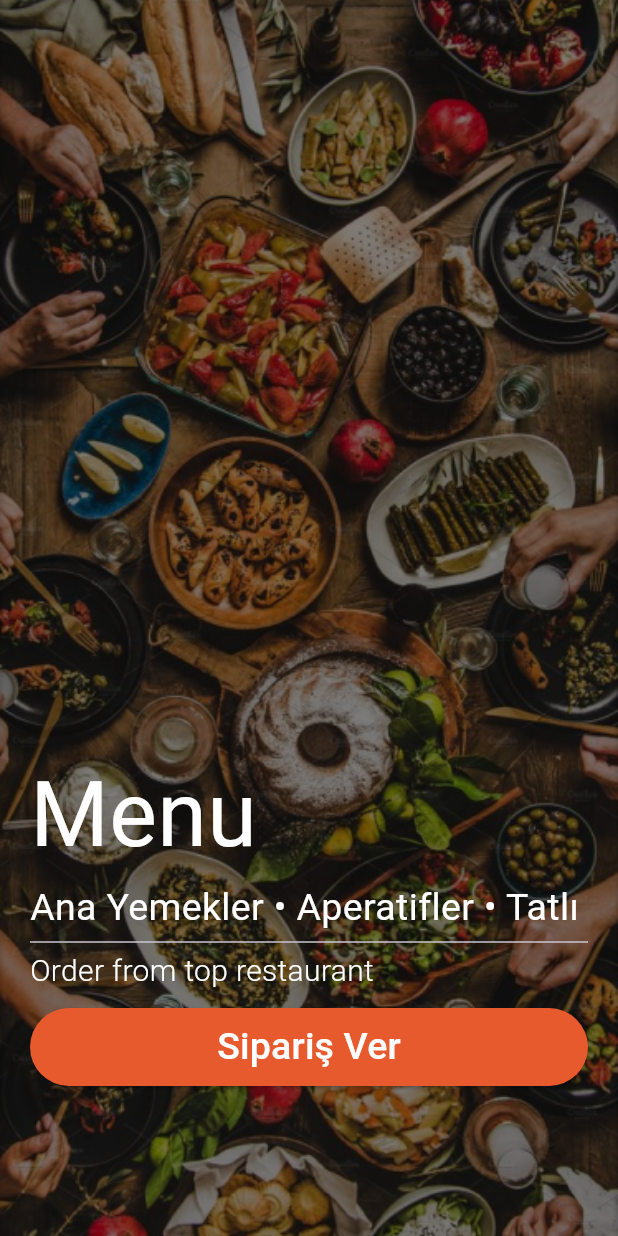
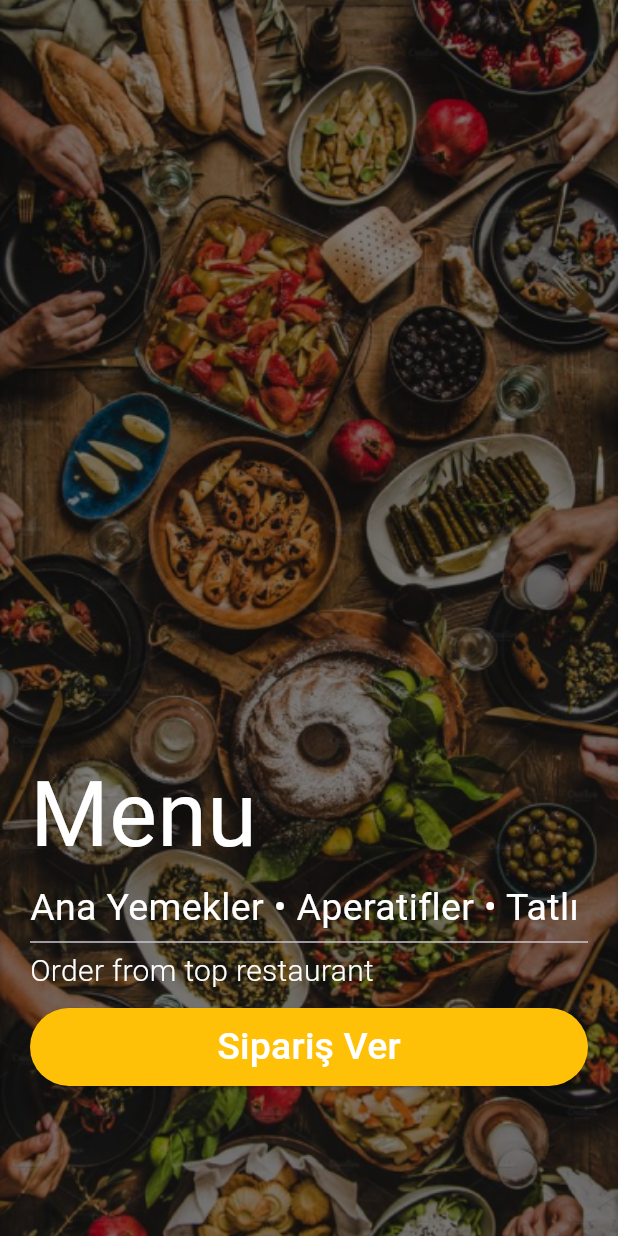
Before and after one commit to emrahyasinisik/odev, a Flutter app: the screen it shows after launch, on a phone screen of 412 x 824 dp. Run offline on Flutter 3.47's test engine with Material 3 defaults, Android fonts, the phone set to English and light mode, and no system bars; our stand-ins replace transparent_image.

Commit message:
30/03/2024

```diff
--- a/odev4-mealsapp/lib/screens/meals.dart
+++ b/odev4-mealsapp/lib/screens/meals.dart
@@ -35,9 +35,10 @@ class Meals extends StatelessWidget {
     }
 
     return Scaffold(
+      backgroundColor: Color(0xffF5F5F5),
       appBar: AppBar(
         title: Text(
-          "${category.name} Yemekleri",
+          "${category.name}",
           style: const TextStyle(fontWeight: FontWeight.bold),
         ),
       ),
--- a/odev4-mealsapp/lib/screens/splash_screen.dart
+++ b/odev4-mealsapp/lib/screens/splash_screen.dart
@@ -62,7 +62,7 @@ class _SplashScreenState extends State<SplashScreen> {
                     child: ElevatedButton(
                       style: const ButtonStyle(
                           backgroundColor:
-                              MaterialStatePropertyAll(Color(0xffE65A2E))),
+                              MaterialStatePropertyAll(Colors.amber)),
                       onPressed: () {
                         Navigator.of(context).push(
                           MaterialPageRoute(
```
